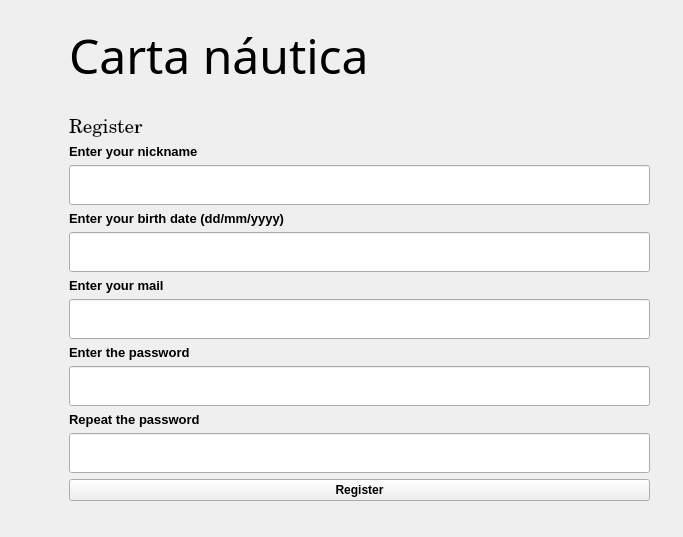
Qt form mainwindow.ui (raqquel21/carta-nautica) before a commit.
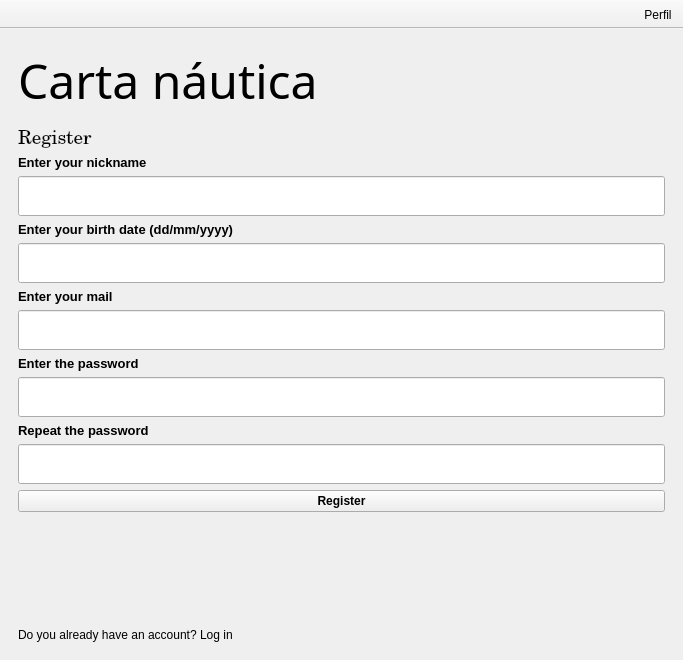
The same form after that commit. The open tabs and pages were chosen to show the change. Icons and pictures are not drawn.

Commit message: Corrección de la parte de problemas (clase lunes)

Patch:
```diff
--- a/mainwindow.ui
+++ b/mainwindow.ui
@@ -7,7 +7,7 @@
     <x>0</x>
     <y>0</y>
     <width>683</width>
-    <height>537</height>
+    <height>660</height>
    </rect>
   </property>
   <property name="windowTitle">
@@ -24,7 +24,7 @@
        </size>
       </property>
       <property name="currentIndex">
-       <number>4</number>
+       <number>3</number>
       </property>
       <widget class="QWidget" name="login">
        <property name="minimumSize">
@@ -253,15 +253,27 @@
        </layout>
       </widget>
       <widget class="QWidget" name="Register">
-       <widget class="QWidget" name="layoutWidget">
-        <property name="geometry">
-         <rect>
-          <x>60</x>
-          <y>110</y>
-          <width>581</width>
-          <height>474</height>
-         </rect>
-        </property>
+       <layout class="QGridLayout" name="gridLayout_9">
+        <item row="0" column="0">
+         <widget class="QLabel" name="titulo_2">
+          <property name="sizePolicy">
+           <sizepolicy hsizetype="MinimumExpanding" vsizetype="MinimumExpanding">
+            <horstretch>0</horstretch>
+            <verstretch>0</verstretch>
+           </sizepolicy>
+          </property>
+          <property name="font">
+           <font>
+            <family>Castellar</family>
+            <pointsize>36</pointsize>
+           </font>
+          </property>
+          <property name="text">
+           <string>Carta náutica</string>
+          </property>
+         </widget>
+        </item>
+        <item row="1" column="0">
         <layout class="QGridLayout" name="gridLayout_10">
          <item row="13" column="1">
           <spacer name="verticalSpacer_13">
@@ -492,45 +504,15 @@
           </widget>
          </item>
         </layout>
-       </widget>
-       <widget class="QLabel" name="titulo_2">
-        <property name="geometry">
-         <rect>
-          <x>60</x>
-          <y>10</y>
-          <width>547</width>
-          <height>73</height>
-         </rect>
-        </property>
-        <property name="sizePolicy">
-         <sizepolicy hsizetype="MinimumExpanding" vsizetype="MinimumExpanding">
-          <horstretch>0</horstretch>
-          <verstretch>0</verstretch>
-         </sizepolicy>
-        </property>
-        <property name="font">
-         <font>
-          <family>Castellar</family>
-          <pointsize>36</pointsize>
-         </font>
-        </property>
-        <property name="text">
-         <string>Carta náutica</string>
-        </property>
-       </widget>
+        </item>
+        <item row="2" column="0">
        <widget class="QLabel" name="iniciar_sesion">
-        <property name="geometry">
-         <rect>
-          <x>10</x>
-          <y>620</y>
-          <width>551</width>
-          <height>20</height>
-         </rect>
-        </property>
         <property name="text">
          <string>Do you already have an account? Log in</string>
         </property>
        </widget>
+        </item>
+       </layout>
       </widget>
       <widget class="QWidget" name="menuPrincipal">
        <layout class="QGridLayout" name="gridLayout">
@@ -892,7 +874,7 @@
             </item>
            </layout>
           </widget>
-          <widget class="QWidget" name="Resolver_Problema" native="true">
+          <widget class="QWidget" name="Resolver_Problema">
            <layout class="QGridLayout" name="sidebar">
             <property name="sizeConstraint">
              <enum>QLayout::SizeConstraint::SetDefaultConstraint</enum>
@@ -1129,7 +1111,7 @@
              </widget>
             </item>
             <item>
-             <widget class="QToolButton" name="lapiz_2">
+             <widget class="QToolButton" name="lapiz">
               <property name="styleSheet">
                <string notr="true">QToolButton {
     border: none;
@@ -1164,7 +1146,7 @@
              </widget>
             </item>
             <item>
-             <widget class="QToolButton" name="goma_2">
+             <widget class="QToolButton" name="goma">
               <property name="styleSheet">
                <string notr="true">QToolButton {
     border: none;
@@ -1367,7 +1349,7 @@
              </widget>
             </item>
             <item>
-             <widget class="QToolButton" name="zoomIn_2">
+             <widget class="QToolButton" name="zoomIn">
               <property name="styleSheet">
                <string notr="true">QToolButton {
     border: none;
@@ -1395,7 +1377,7 @@
              </widget>
             </item>
             <item>
-             <widget class="QToolButton" name="zoomOut_2">
+             <widget class="QToolButton" name="zoomOut">
               <property name="styleSheet">
                <string notr="true">QToolButton {
     border: none;
@@ -1434,41 +1416,36 @@
     </item>
    </layout>
   </widget>
-  <action name="zoomOut">
-   <property name="text">
-    <string>-</string>
+  <widget class="QToolBar" name="toolBar">
+   <property name="font">
+    <font>
+     <hintingpreference>PreferDefaultHinting</hintingpreference>
+    </font>
    </property>
-   <property name="menuRole">
-    <enum>QAction::MenuRole::NoRole</enum>
+   <property name="windowTitle">
+    <string>toolBar</string>
    </property>
-  </action>
-  <action name="zoomIn">
-   <property name="text">
-    <string>+</string>
+   <property name="layoutDirection">
+    <enum>Qt::LayoutDirection::RightToLeft</enum>
    </property>
-   <property name="menuRole">
-    <enum>QAction::MenuRole::NoRole</enum>
+   <property name="movable">
+    <bool>false</bool>
    </property>
-  </action>
-  <action name="lapiz">
+   <attribute name="toolBarArea">
+    <enum>TopToolBarArea</enum>
+   </attribute>
+   <attribute name="toolBarBreak">
+    <bool>false</bool>
+   </attribute>
+   <addaction name="actionPerfil"/>
+  </widget>
+  <action name="actionPerfil">
    <property name="icon">
     <iconset resource="resources.qrc">
-     <normaloff>:/images/lapiz.png</normaloff>:/images/lapiz.png</iconset>
+     <normaloff>:/images/userIcono.png</normaloff>:/images/userIcono.png</iconset>
    </property>
    <property name="text">
-    <string>lapiz</string>
-   </property>
-   <property name="menuRole">
-    <enum>QAction::MenuRole::NoRole</enum>
-   </property>
-  </action>
-  <action name="goma">
-   <property name="icon">
-    <iconset resource="resources.qrc">
-     <normaloff>:/images/goma.png</normaloff>:/images/goma.png</iconset>
-   </property>
-   <property name="text">
-    <string>goma</string>
+    <string>Perfil</string>
    </property>
    <property name="menuRole">
     <enum>QAction::MenuRole::NoRole</enum>
```
Lines whose indentation alone changed are shown as unchanged. The commit also changes 1 other file.
